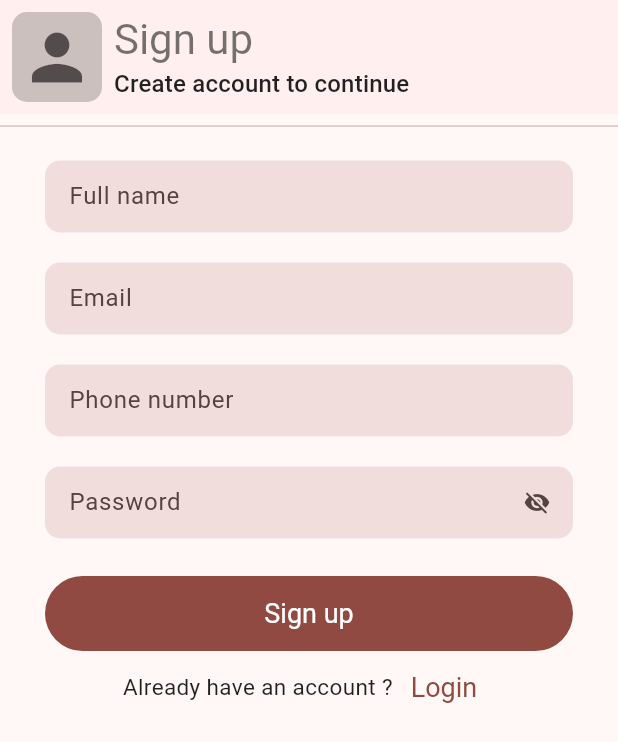
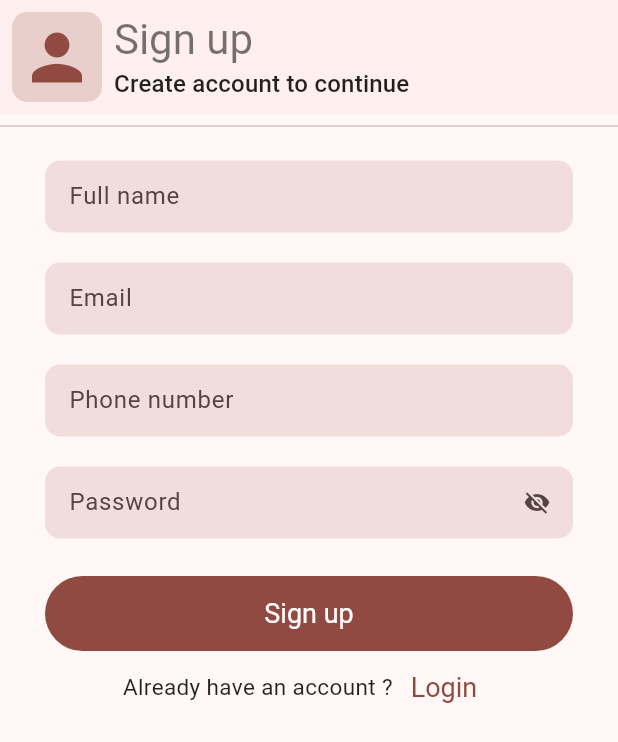
Before and after one commit to conykay/gadian, a Flutter app: the RegistrationScreen screen opened directly, on a phone screen of 412 x 824 dp. Shown: the top 742 px of the screen. Run offline on Flutter 3.47's test engine with Material 2 defaults, Android fonts, the phone set to English and light mode, and no system bars; our stand-ins replace cloud_firestore, contacts_service, dynamic_color, firebase_auth, firebase_core, flex_color_scheme and 7 more; accounts and stored records are empty; generated files the repository leaves out were written again; Roboto replaces fonts that are missing (Mukta).

Commit message:
registrationPageTitle.dart changing icon and background color depending on mode.

```diff
--- a/lib/components/registrationPageTitle.dart
+++ b/lib/components/registrationPageTitle.dart
@@ -3,6 +3,9 @@ import 'package:flutter/material.dart';
 
 Container kBuildPageTitle(
     BuildContext context, String title, String info, IconData icon) {
+  Brightness mode = Theme.of(context).brightness;
+  Color iconDarkColor = Theme.of(context).colorScheme.secondary;
+  Color iconLightColor = Theme.of(context).colorScheme.primary;
   return Container(
     decoration: BoxDecoration(color: Colors.redAccent.withOpacity(0.05)),
     child: Row(
@@ -12,12 +15,14 @@ Container kBuildPageTitle(
           child: Container(
             padding: const EdgeInsets.all(5),
             decoration: BoxDecoration(
-                color: Theme.of(context).hintColor.withOpacity(0.2),
+                color: mode == Brightness.light
+                    ? iconLightColor.withOpacity(0.2)
+                    : iconDarkColor.withOpacity(0.2),
                 borderRadius: BorderRadius.circular(10)),
             child: Icon(
               icon,
               size: 50,
-              color: Theme.of(context).hintColor,
+              color: mode == Brightness.light ? iconLightColor : iconDarkColor,
             ),
           ),
         ),
```
